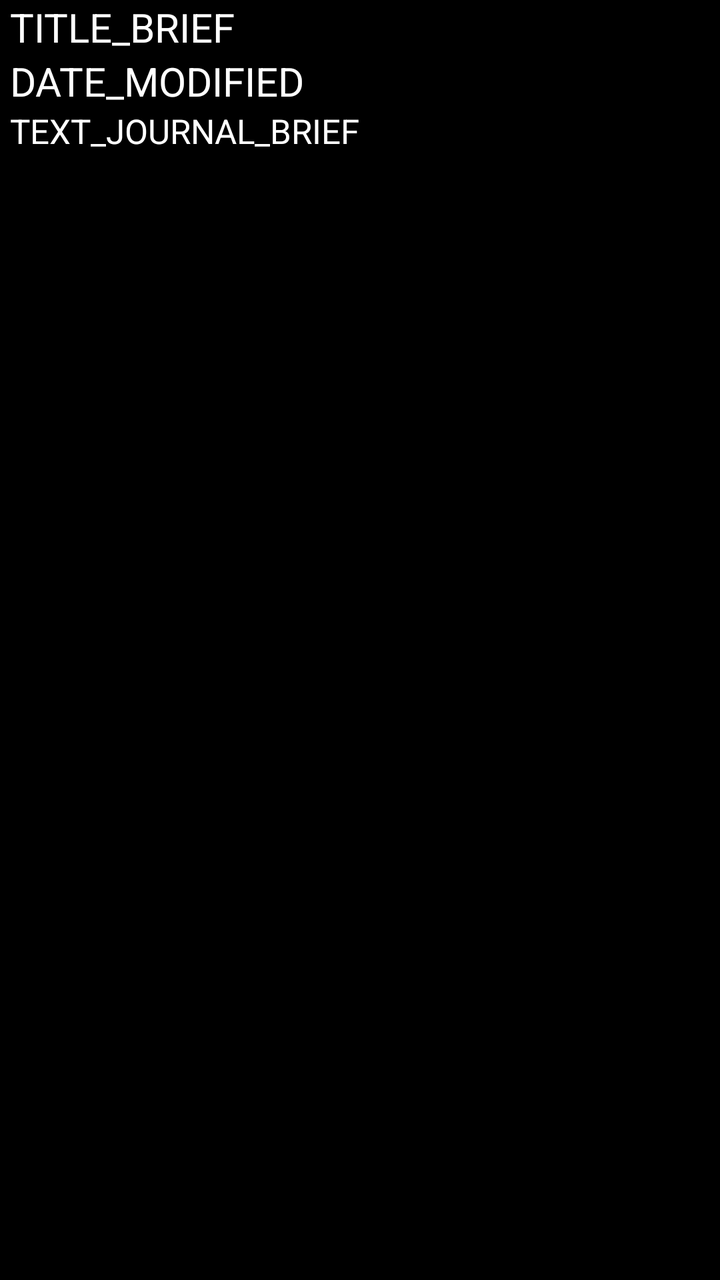
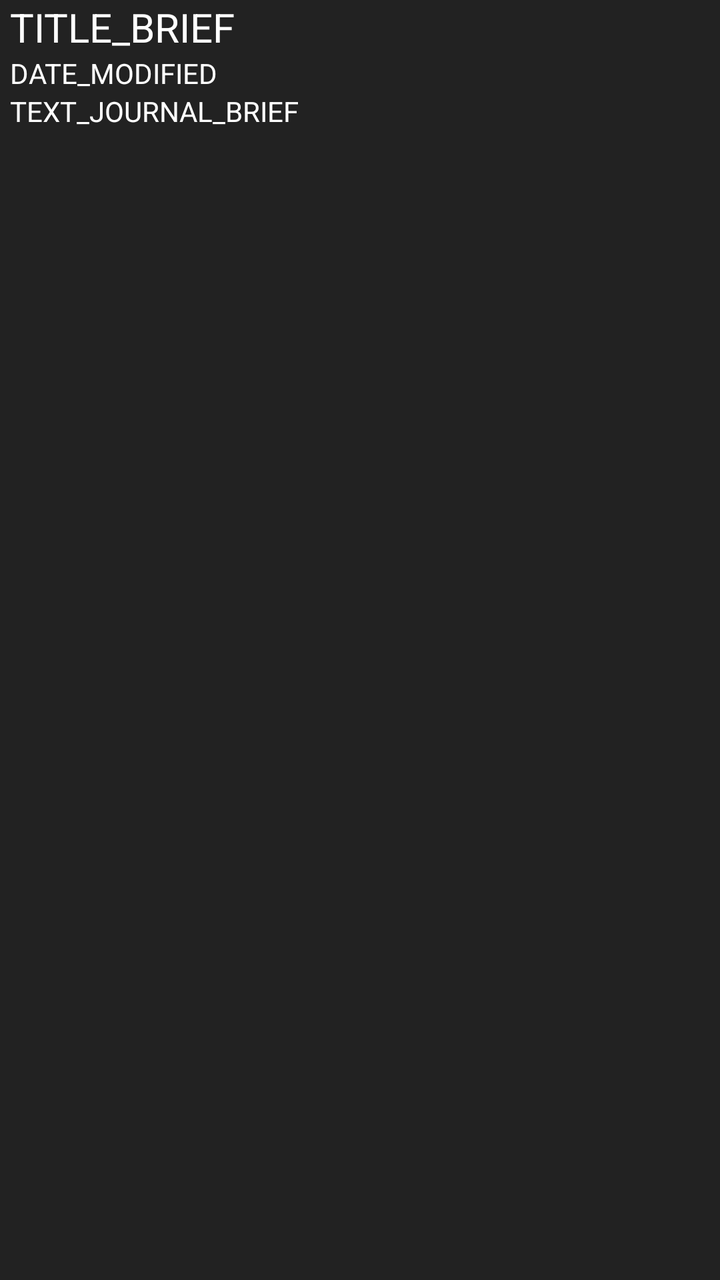

An Android layout rendered at two revisions. The XML below is the earlier revision; the diff shows what the commit changed to produce the second picture.
<!-- AndroidManifest.xml: application theme Theme.Riova -->
<!-- res/layout/journals_activity.xml -->
<?xml version="1.0" encoding="utf-8"?>
<LinearLayout xmlns:android="http://schemas.android.com/apk/res/android"
    android:id="@+id/banner_journal"
    android:layout_width="match_parent"
    android:layout_height="100dp"
    android:layout_marginBottom="5dp"
    android:background="@color/journalPreview_back"
    android:text="@string/journaly_entry"
    android:orientation="vertical"
    android:textColor="@color/white">
    <TextView
        android:layout_marginHorizontal="5dp"
        android:id="@+id/journal_title"
        android:layout_height="wrap_content"
        android:layout_width="match_parent"
        android:text="TITLE_BRIEF"
        android:textSize="20sp"
        android:textColor="@color/white"/>
    <TextView
        android:layout_marginHorizontal="5dp"
        android:id="@+id/journal_date"
        android:layout_height="wrap_content"
        android:layout_width="match_parent"
        android:text="DATE_MODIFIED"
        android:textSize="20sp"
        android:textColor="@color/white"/>
    <TextView
        android:layout_marginHorizontal="5dp"
        android:id="@+id/journal_content_brief"
        android:layout_width="match_parent"
        android:layout_height="wrap_content"
        android:text="TEXT_JOURNAL_BRIEF"
        android:textColor="@color/white"
        android:textSize="17sp"/>
</LinearLayout>
<!-- resources referenced by this layout -->
<resources>
  <color name="journalPreview_back">#40000000</color>
  <color name="white">#FFFFFFFF</color>
  <string name="journaly_entry">JOURNALY_ENTRY</string>
  <style name="Theme.Riova" parent="Base.Theme.Riova" />
  <style name="Base.Theme.Riova" parent="Theme.Material3.DayNight.NoActionBar">
          
          
      </style>
</resources>

<!-- the commit's change to res/layout/journals_activity.xml (unified diff, before → after) -->
@@ -2,7 +2,7 @@
 <LinearLayout xmlns:android="http://schemas.android.com/apk/res/android"
     android:id="@+id/banner_journal"
     android:layout_width="match_parent"
-    android:layout_height="100dp"
+    android:layout_height="80dp"
     android:layout_marginBottom="5dp"
     android:background="@color/journalPreview_back"
     android:text="@string/journaly_entry"
@@ -22,7 +22,7 @@
         android:layout_height="wrap_content"
         android:layout_width="match_parent"
         android:text="DATE_MODIFIED"
-        android:textSize="20sp"
+        android:textSize="14sp"
         android:textColor="@color/white"/>
     <TextView
         android:layout_marginHorizontal="5dp"
@@ -31,5 +31,5 @@
         android:layout_height="wrap_content"
         android:text="TEXT_JOURNAL_BRIEF"
         android:textColor="@color/white"
-        android:textSize="17sp"/>
+        android:textSize="14sp"/>
 </LinearLayout>
<!-- resource entries referenced after the edit -->
@@ -1,6 +1,6 @@
 <!-- resources referenced by this layout -->
 <resources>
-  <color name="journalPreview_back">#40000000</color>
+  <color name="journalPreview_back">#89404040</color>
   <color name="white">#FFFFFFFF</color>
   <string name="journaly_entry">JOURNALY_ENTRY</string>
   <style name="Theme.Riova" parent="Base.Theme.Riova" />
